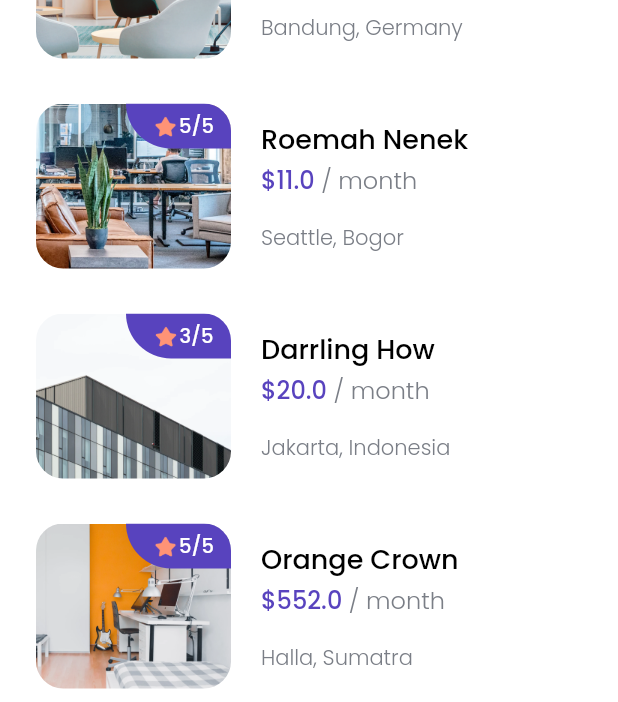
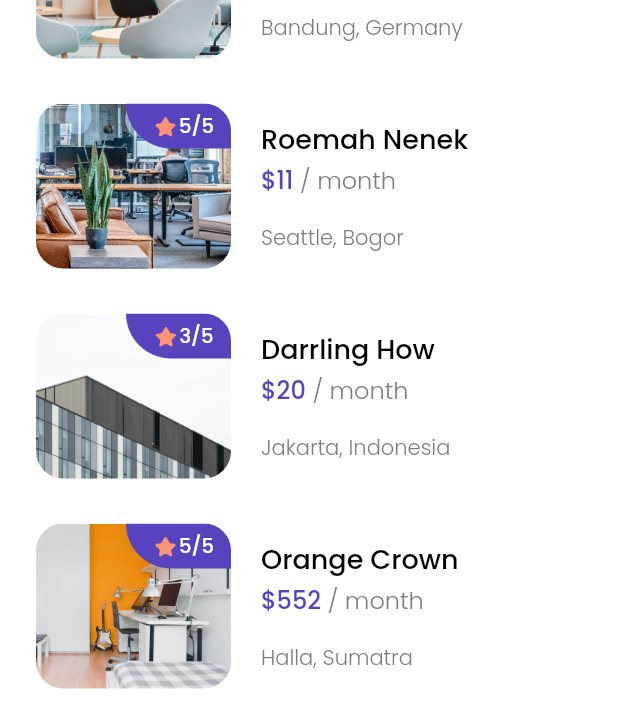
Before and after one commit to dzakybrori/cozy_app, a Flutter app: the HomePage screen opened directly, scrolled down 447 dp, on a phone screen of 412 x 824 dp. Shown: the top 702 px of the screen. Run offline on Flutter 3.47's test engine with Material 2 defaults, Android fonts, the phone set to English and light mode, and no system bars; our stand-ins replace google_fonts.

```diff
--- a/lib/models/space.dart
+++ b/lib/models/space.dart
@@ -2,17 +2,18 @@ class Space {
   int id;
   String name;
   String imageUrl;
-  double price;
+  int price;
   String city;
   String country;
   int rating;
 
-  Space(
-      {this.id,
-      this.name,
-      this.imageUrl,
-      this.price,
-      this.city,
-      this.country,
-      this.rating});
+  Space({
+    this.id,
+    this.name,
+    this.imageUrl,
+    this.price,
+    this.city,
+    this.country,
+    this.rating,
+  });
 }
--- a/lib/pages/home_page.dart
+++ b/lib/pages/home_page.dart
@@ -152,7 +152,7 @@ class HomePage extends StatelessWidget {
                           id: 1,
                           name: 'Kuretakeso Hott',
                           imageUrl: 'assets/images/space1.png',
-                          price: 52.0,
+                          price: 52,
                           city: 'Bandung',
                           country: 'Germany',
                           rating: 4,
@@ -166,7 +166,7 @@ class HomePage extends StatelessWidget {
                           id: 2,
                           name: 'Roemah Nenek',
                           imageUrl: 'assets/images/space2.png',
-                          price: 11.0,
+                          price: 11,
                           city: 'Seattle',
                           country: 'Bogor',
                           rating: 5,
@@ -180,7 +180,7 @@ class HomePage extends StatelessWidget {
                           id: 3,
                           name: 'Darrling How',
                           imageUrl: 'assets/images/space3.png',
-                          price: 20.0,
+                          price: 20,
                           city: 'Jakarta',
                           country: 'Indonesia',
                           rating: 3,
@@ -194,7 +194,7 @@ class HomePage extends StatelessWidget {
                           id: 4,
                           name: 'Orange Crown',
                           imageUrl: 'assets/images/space4.png',
-                          price: 552.0,
+                          price: 552,
                           city: 'Halla',
                           country: 'Sumatra',
                           rating: 5,
--- a/lib/widgets/space_card.dart
+++ b/lib/widgets/space_card.dart
@@ -1,3 +1,4 @@
+import 'package:cozy_app/pages/detail_page.dart';
 import 'package:flutter/material.dart';
 import 'package:cozy_app/theme.dart';
 import 'package:cozy_app/models/space.dart';
@@ -9,7 +10,16 @@ class SpaceCard extends StatelessWidget {
 
   @override
   Widget build(BuildContext context) {
-    return Row(
+    return InkWell(
+      onTap: () {
+        Navigator.push(
+          context,
+          MaterialPageRoute(
+            builder: (context) => DetailPage(),
+          ),
+        );
+      },
+      child: Row(
         children: [
           ClipRRect(
             borderRadius: BorderRadius.circular(18),
@@ -103,6 +113,7 @@ class SpaceCard extends StatelessWidget {
             ],
           ),
         ],
+      ),
     );
   }
 }
```
Also changed, not shown: lib/pages/detail_page.dart (added, +58 -0 lines), assets/images/thumbnail.png (added). Lines whose indentation alone changed are shown as unchanged.
